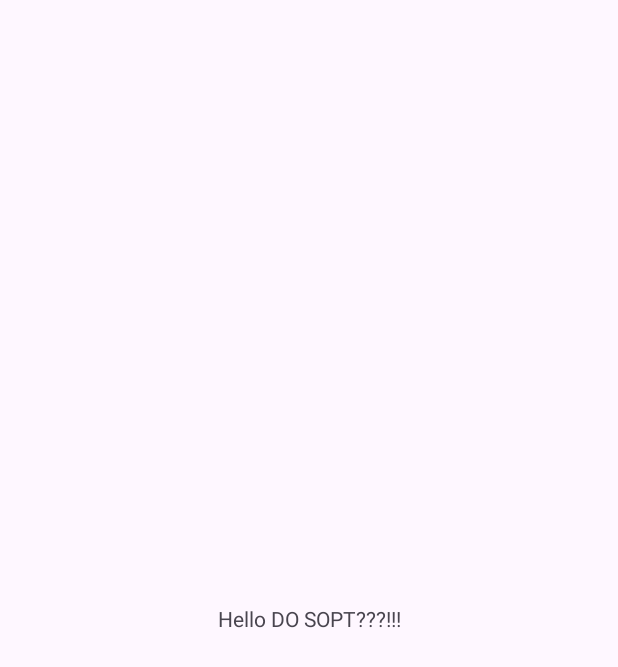
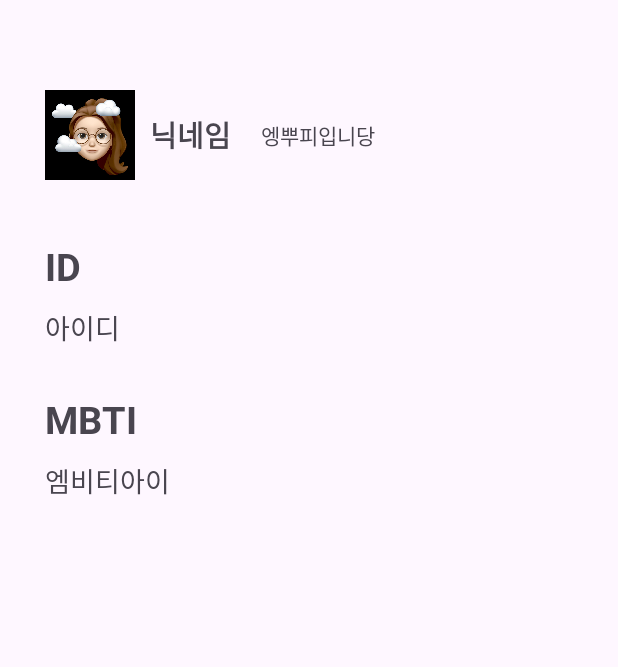
Before and after one commit to DO-SOPT-ANDROID/youbin-lee, an Android app: the MainActivity screen opened directly, with no data from a screen before it, on a phone screen of 412 x 824 dp. Before the commit the part shown is almost empty. Shown: the top 667 px of the screen. Run offline under Robolectric (Android 15) with nearby library versions, the phone set to English and light mode, and no system bars.

Commit message:
[UI/#1] MainActivity.kt UI

```diff
--- a/app/src/main/res/layout/activity_main.xml
+++ b/app/src/main/res/layout/activity_main.xml
@@ -1,18 +1,95 @@
 <?xml version="1.0" encoding="utf-8"?>
-<androidx.constraintlayout.widget.ConstraintLayout xmlns:android="http://schemas.android.com/apk/res/android"
+<androidx.constraintlayout.widget.ConstraintLayout
+    xmlns:android="http://schemas.android.com/apk/res/android"
     xmlns:app="http://schemas.android.com/apk/res-auto"
     xmlns:tools="http://schemas.android.com/tools"
+    android:layout_height="match_parent"
     android:layout_width="match_parent"
-    android:layout_height="match_parent"
     tools:context=".MainActivity">
 
+
+      <ImageView
+          android:id="@+id/main_profile_img"
+          android:layout_width="60dp"
+          android:layout_height="60dp"
+          android:src="@drawable/profile"
+          app:layout_constraintStart_toStartOf="parent"
+          app:layout_constraintTop_toTopOf="parent"
+          android:layout_marginStart="30dp"
+          android:layout_marginTop="60dp" />
+
+
     <TextView
+        android:id="@+id/main_nickname_tv"
         android:layout_width="wrap_content"
         android:layout_height="wrap_content"
-        android:text="Hello DO SOPT???!!!"
-        app:layout_constraintBottom_toBottomOf="parent"
+        android:layout_marginStart="10dp"
+        android:text="닉네임"
+        android:textSize="19sp"
+        android:textStyle="bold"
+        app:layout_constraintStart_toEndOf="@id/main_profile_img"
+        app:layout_constraintTop_toTopOf="@id/main_profile_img"
+        app:layout_constraintBottom_toBottomOf="@id/main_profile_img" />
+
+    <TextView
+        android:id="@+id/tv_main_introduce"
+        android:layout_width="0dp"
+        android:layout_height="wrap_content"
+        android:layout_marginStart="20dp"
+        android:layout_marginEnd="30dp"
+        android:ellipsize="end"
+        android:maxLines="1"
+        android:text="엥뿌피입니당"
+        app:layout_constraintBottom_toBottomOf="@id/main_profile_img"
         app:layout_constraintEnd_toEndOf="parent"
+        app:layout_constraintStart_toEndOf="@id/main_nickname_tv"
+        app:layout_constraintTop_toTopOf="@id/main_profile_img" />
+
+    <TextView
+        android:id="@+id/main_id_title_tv"
+        android:layout_width="wrap_content"
+        android:layout_height="wrap_content"
+        android:layout_marginStart="30dp"
+        android:layout_marginTop="40dp"
+        android:text="ID"
+        android:textSize="25sp"
+        android:textStyle="bold"
         app:layout_constraintStart_toStartOf="parent"
-        app:layout_constraintTop_toTopOf="parent" />
+        app:layout_constraintTop_toBottomOf="@id/main_profile_img" />
+
+    <TextView
+        android:id="@+id/main_id_tv"
+        android:layout_width="wrap_content"
+        android:layout_height="wrap_content"
+        android:layout_marginStart="30dp"
+        android:layout_marginTop="10dp"
+        android:text="아이디"
+        android:textSize="18sp"
+        app:layout_constraintStart_toStartOf="parent"
+        app:layout_constraintTop_toBottomOf="@id/main_id_title_tv" />
+
+    <TextView
+        android:id="@+id/main_mbti_title_tv"
+        android:layout_width="wrap_content"
+        android:layout_height="wrap_content"
+        android:layout_marginStart="30dp"
+        android:layout_marginTop="30dp"
+        android:text="MBTI"
+        android:textSize="25sp"
+        android:textStyle="bold"
+        app:layout_constraintStart_toStartOf="parent"
+        app:layout_constraintTop_toBottomOf="@id/main_id_tv" />
+
+    <TextView
+        android:id="@+id/main_mbti_tv"
+        android:layout_width="wrap_content"
+        android:layout_height="wrap_content"
+        android:layout_marginStart="30dp"
+        android:layout_marginTop="10dp"
+        android:text="엠비티아이"
+        android:textSize="18sp"
+        app:layout_constraintStart_toStartOf="parent"
+        app:layout_constraintTop_toBottomOf="@id/main_mbti_title_tv" />
+
 
 </androidx.constraintlayout.widget.ConstraintLayout>
```
Also changed, not shown: app/src/main/res/drawable/profile.jpg (added).
